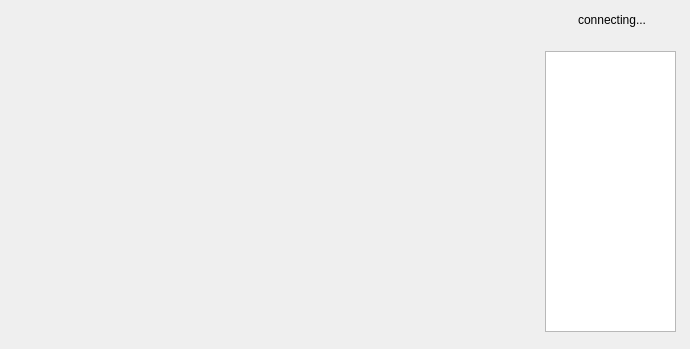
Old version of the form mainwidget.ui in the repository alphajc/gobang-client.
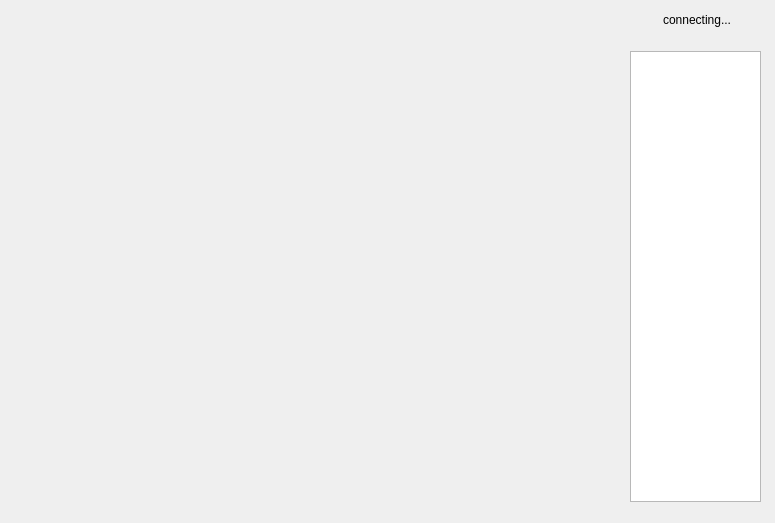
New version of the form.

Diff of the .ui file:
```diff
--- a/mainwidget.ui
+++ b/mainwidget.ui
@@ -6,8 +6,8 @@
    <rect>
     <x>0</x>
     <y>0</y>
-    <width>690</width>
-    <height>349</height>
+    <width>775</width>
+    <height>523</height>
    </rect>
   </property>
   <property name="windowTitle">
@@ -16,7 +16,7 @@
   <widget class="QLabel" name="labelConnectStatus">
    <property name="geometry">
     <rect>
-     <x>578</x>
+     <x>663</x>
      <y>10</y>
      <width>81</width>
      <height>20</height>
@@ -29,10 +29,10 @@
   <widget class="QListWidget" name="listPlayers">
    <property name="geometry">
     <rect>
-     <x>545</x>
+     <x>630</x>
      <y>51</y>
      <width>131</width>
-     <height>281</height>
+     <height>451</height>
     </rect>
    </property>
   </widget>
```
Left out of the diff: 13 changed lines with no effect on the pictures.
